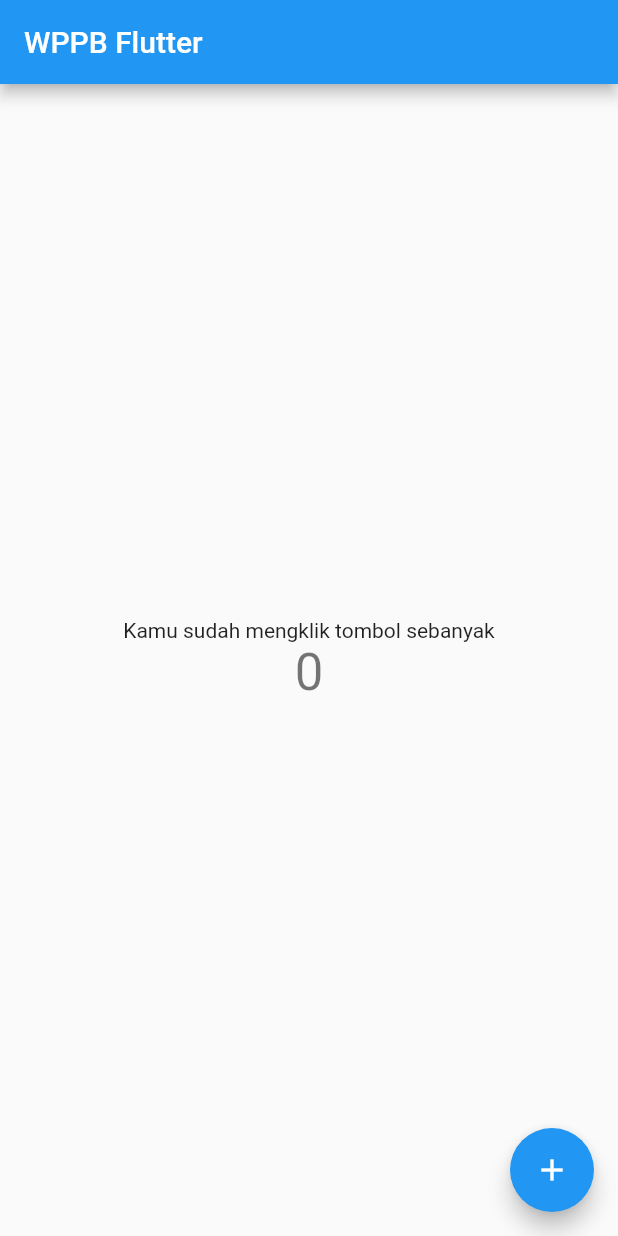
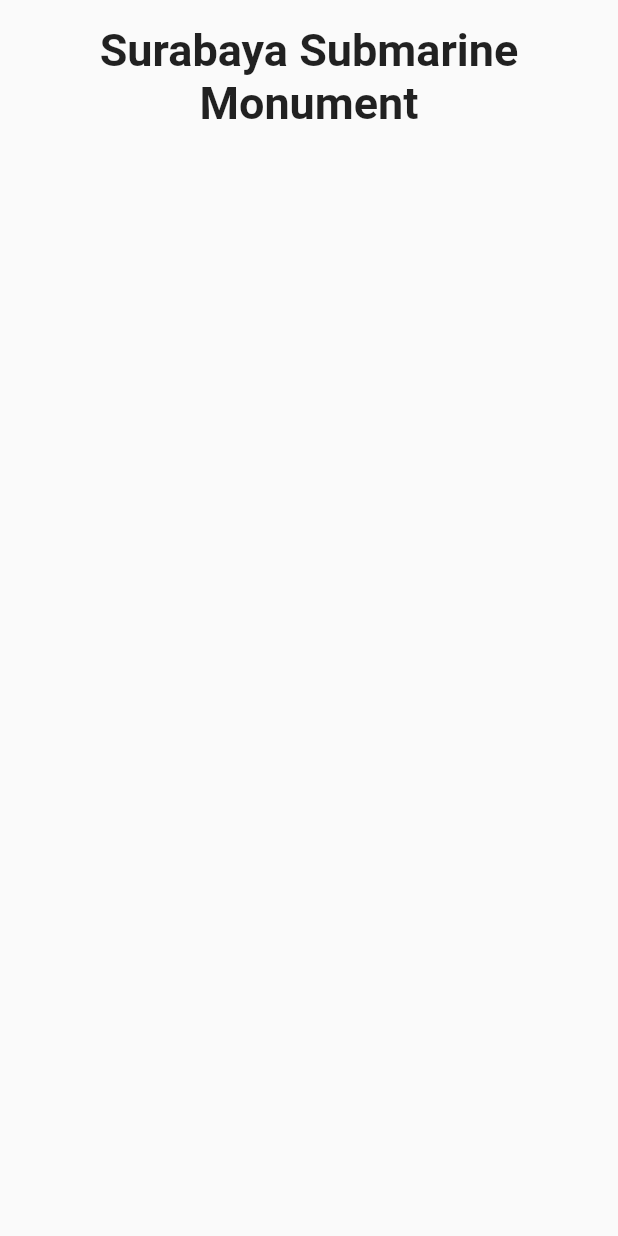
Before and after one commit to ladasattar/wppb_flutter, a Flutter app: the screen it shows after launch, on a phone screen of 412 x 824 dp. Run offline on Flutter 3.47's test engine with Material 2 defaults, Android fonts, the light colour scheme and no system bars.

Commit message:
Percobaan 1

```diff
--- a/lib/main.dart
+++ b/lib/main.dart
@@ -12,57 +12,35 @@ class MyApp extends StatelessWidget {
   Widget build(BuildContext context) {
     return MaterialApp(
       title: 'WPPB Flutter',
-      theme: ThemeData(
-        primarySwatch: Colors.blue,
-      ),
-      home: const MyHomePage(title: 'WPPB Flutter'),
+      theme: ThemeData(),
+      home: const DetailScreen(),
     );
   }
 }
 
-class MyHomePage extends StatefulWidget {
-  const MyHomePage({Key? key, required this.title}) : super(key: key);
-
-  final String title;
-
-  @override
-  State<MyHomePage> createState() => _MyHomePageState();
-}
-
-class _MyHomePageState extends State<MyHomePage> {
-  int _counter = 0;
-
-  void _incrementCounter() {
-    setState(() {
-      _counter++;
-    });
-  }
+class DetailScreen extends StatelessWidget {
+  const DetailScreen({Key? key}) : super(key: key);
 
   @override
   Widget build(BuildContext context) {
     return Scaffold(
-      appBar: AppBar(
-        title: Text(widget.title),
-      ),
-      body: Center(
+      body: SafeArea(
         child: Column(
-          mainAxisAlignment: MainAxisAlignment.center,
-          children: <Widget>[
-            const Text(
-              'Kamu sudah mengklik tombol sebanyak',
-            ),
-            Text(
-              '$_counter',
-              style: Theme.of(context).textTheme.headline4,
-            ),
-          ],
-        ),
-      ),
-      floatingActionButton: FloatingActionButton(
-        onPressed: _incrementCounter,
-        tooltip: 'Increment',
-        child: const Icon(Icons.add),
-      ), // This trailing comma makes auto-formatting nicer for build methods.
+          children: <Widget> [
+            Container(
+              child: const Text(
+                "Surabaya Submarine Monument",
+                textAlign: TextAlign.center,
+                style: TextStyle(
+                  fontSize: 30.0,
+                  fontWeight: FontWeight.bold,
+                ),
+              ),
+              margin: const EdgeInsets.only(top: 16.0),
+            )
+          ]
+        )
+      )
     );
   }
 }
```
